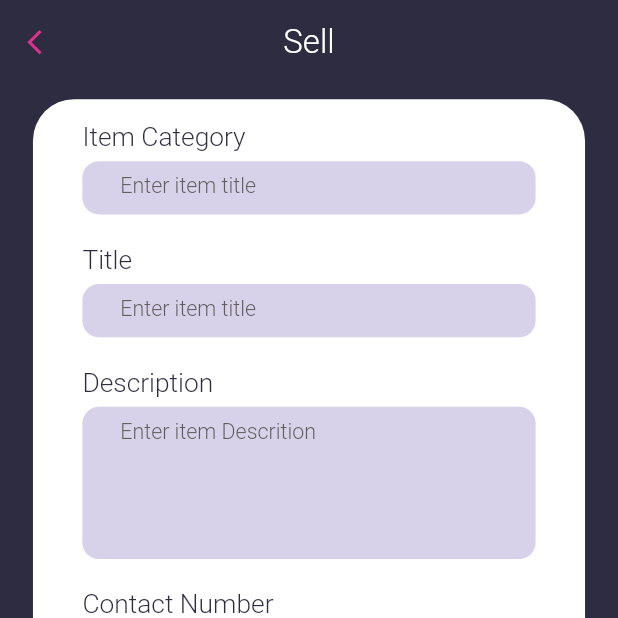
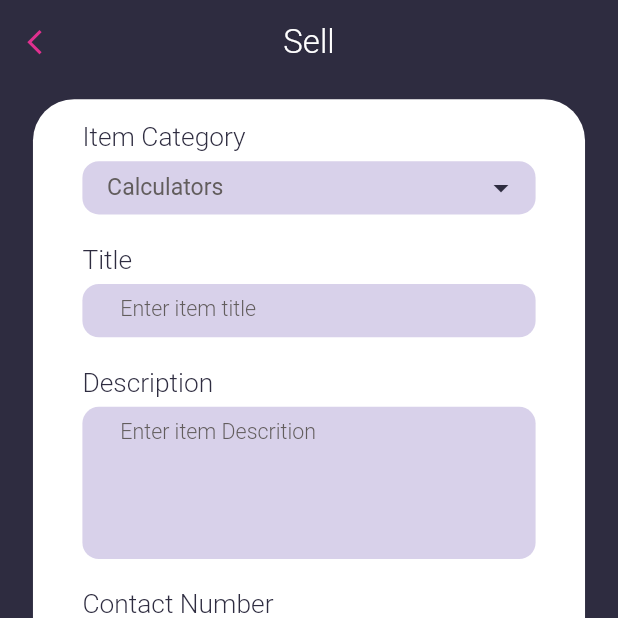
Before and after one commit to surajsisodia/HackBash_Team_MARCOS, a Flutter app: the Sell screen opened directly, on a phone screen of 412 x 824 dp, the top half of it. Run offline on Flutter 3.47's test engine with Material 2 defaults, Android fonts, the phone set to English and light mode, and no system bars; our stand-ins replace carousel_slider, cloud_firestore, firebase_auth, firebase_core, firebase_storage, google_fonts and 4 more; accounts and stored records are empty; network calls fail.

Commit message:
ECommerce#2

```diff
--- /dev/null
+++ b/lib/buySell/dropDownMenu.dart
@@ -0,0 +1,108 @@
+import 'package:flutter/material.dart';
+import '../Utils/SizeConfig.dart';
+import '../Utils/constants.dart';
+
+class Option {
+  int index;
+  String option;
+  Option(this.index, this.option);
+  static List<Option> getOption() {
+    return <Option>[
+      Option(0, 'Calculators'),
+      Option(1, 'Cycles'),
+      Option(2, 'Books'),
+      Option(3, 'Hardware'),
+      Option(4, 'Others')
+    ];
+  }
+}
+
+class DropDownMenuBar extends StatefulWidget {
+  @override
+  _DropDownMenuBarState createState() => _DropDownMenuBarState();
+}
+
+class _DropDownMenuBarState extends State<DropDownMenuBar> {
+  List<Option> _option = Option.getOption();
+  List<DropdownMenuItem<Option>> _dropdownMenuItemsTime;
+  Option _selectedTime;
+  @override
+  void initState() {
+    _dropdownMenuItemsTime = buildDropdownMenuItemsTime(_option);
+    _selectedTime = _dropdownMenuItemsTime[0].value;
+    super.initState();
+  }
+
+  List<DropdownMenuItem<Option>> buildDropdownMenuItemsTime(List options) {
+    List<DropdownMenuItem<Option>> items = List();
+
+    for (Option options in options) {
+      items.add(
+        DropdownMenuItem(
+          value: options,
+          child: Container(
+            child: Text(
+              options.option,
+              style: TextStyle(
+                color: bc,
+                fontSize: SizeConfig.screenWidth * 14 / 375,
+              ),
+            ),
+          ),
+        ),
+      );
+    }
+    return items;
+  }
+
+  onchangeDropdownItemOption(Option selectedOption) {
+    setState(() {
+      _selectedTime = selectedOption;
+    });
+  }
+
+  @override
+  Widget build(BuildContext context) {
+    SizeConfig().init(context);
+    return Container(
+      alignment: Alignment.centerRight,
+      width: SizeConfig.screenWidth * 280 / 375,
+      height: SizeConfig.screenHeight * 35 / 812,
+      decoration: BoxDecoration(
+        color: Color(0xffd8d1ea),
+        borderRadius: BorderRadius.circular(SizeConfig.screenWidth / 375 * 10),
+      ),
+      child: Row(children: [
+        SizedBox(width: SizeConfig.screenWidth * 15 / 375),
+        Text(
+          _selectedTime.option,
+          style: TextStyle(
+            color: brc,
+            fontSize: SizeConfig.screenWidth * 14 / 375,
+          ),
+        ),
+        Spacer(),
+        Container(
+          padding: EdgeInsets.only(),
+          child: DropdownButtonHideUnderline(
+            child: ButtonTheme(
+              padding: EdgeInsets.zero,
+              child: DropdownButton(
+                itemHeight: kMinInteractiveDimension,
+                iconEnabledColor: bc,
+                style: TextStyle(
+                  color: bc,
+                  fontSize: SizeConfig.screenWidth * 14 / 375,
+                ),
+                value: null,
+                items: _dropdownMenuItemsTime,
+                onChanged: onchangeDropdownItemOption,
+              ),
+            ),
+          ),
+        ),
+        SizedBox(width: SizeConfig.screenWidth * 10 / 375),
+      ]),
+    );
+  }
+}
--- a/lib/buySell/sellPage.dart
+++ b/lib/buySell/sellPage.dart
@@ -1,4 +1,5 @@
 import 'dart:io';
+import 'package:IIIT_Surat_Connect/buySell/dropDownMenu.dart';
 import 'package:IIIT_Surat_Connect/models/sellProduct.dart';
 import 'package:cloud_firestore/cloud_firestore.dart';
 import 'package:firebase_storage/firebase_storage.dart';
@@ -73,20 +74,7 @@ class _SellState extends State<Sell> {
                   style: txtS(bc, 16, FontWeight.w300),
                 ),
                 sh(5),
-                Container(
-                  padding: EdgeInsets.symmetric(horizontal: b * 23),
-                  height: h * 35,
-                  width: 280 * b,
-                  decoration: BoxDecoration(
-                    color: Color(0xffd8d1ea),
-                    borderRadius: BorderRadius.circular(b * 10),
-                  ),
-                  child: TextField(
-                    controller: categoryController,
-                    style: txtS(brc, 14, FontWeight.w400),
-                    decoration: dec('Enter item title'),
-                  ),
-                ),
+                DropDownMenuBar(),
                 sh(20),
                 Text(
                   "Title",
@@ -347,7 +335,8 @@ class _SellState extends State<Sell> {
           sellerContact: phone,
           sellerEmail: email,
           image1Url: image1Url,
-          image2Url: image2Url);
+          image2Url: image2Url,
+          timestamp: timestamp);
 
       var map = product.toMap();
 
--- a/lib/drawer.dart
+++ b/lib/drawer.dart
@@ -24,7 +24,10 @@ class _DrawerCodeState extends State<DrawerCode> {
     preferences = await SharedPreferences.getInstance();
 
     setState(() {
-      userName = preferences.getString("currentUserName");
+      if (preferences.getString('currentUserName') == null)
+        userName = preferences.getString('currentUserUiNumber').toUpperCase();
+      else
+        userName = preferences.getString("currentUserName");
       email = preferences.getString("currentUserEmail");
 
       if (preferences.containsKey("currentUserPhone")) {
--- a/lib/models/sellProduct.dart
+++ b/lib/models/sellProduct.dart
@@ -1,3 +1,5 @@
+import 'package:cloud_firestore/cloud_firestore.dart';
+
 class Product {
   String itemCategory;
   String itemTitle;
@@ -7,6 +9,7 @@ class Product {
   String itemPrice;
   String image1Url;
   String image2Url;
+  Timestamp timestamp;
 
   Product(
       {this.itemCategory,
@@ -16,7 +19,8 @@ class Product {
       this.itemPrice,
       this.sellerEmail,
       this.image1Url,
-      this.image2Url});
+      this.image2Url,
+      this.timestamp});
 
   Map toMap() {
     var map = Map<String, dynamic>();
@@ -28,6 +32,7 @@ class Product {
     map['itemSell'] = this.itemPrice;
     map['image1'] = this.image1Url;
     map['image2'] = this.image2Url;
+    map['timestamp'] = this.timestamp;
 
     return map;
   }
```
Also changed, not shown: lib/buySell/eCommerce.dart (+148 -104 lines), lib/main.dart (+21 -9 lines).
